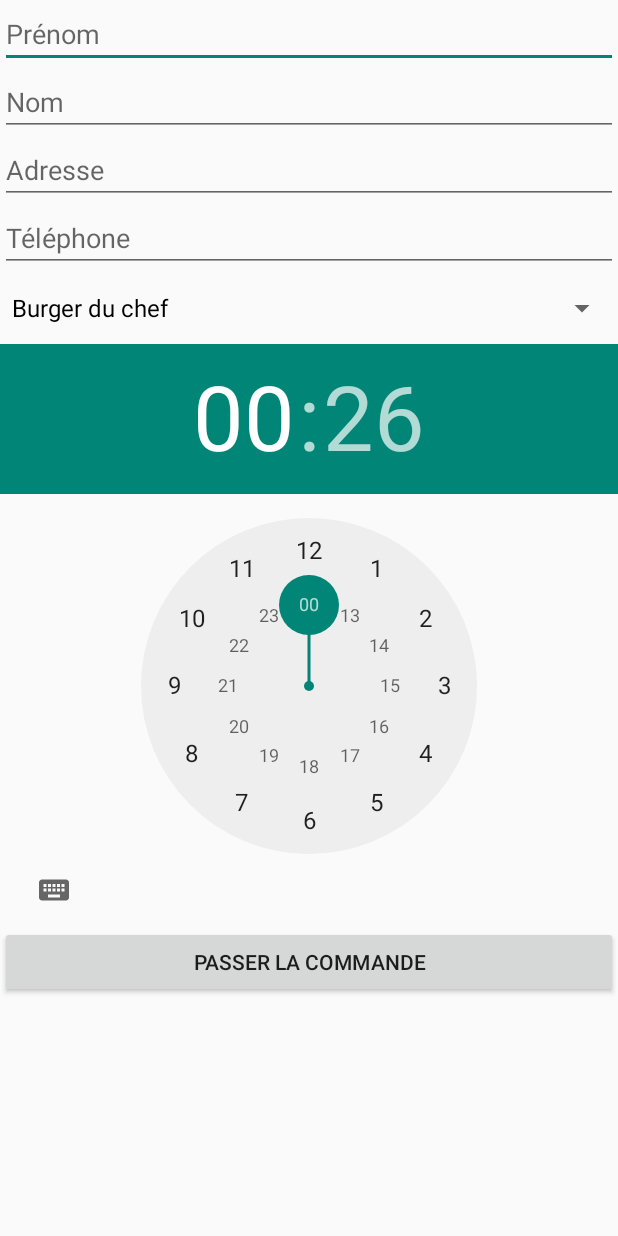
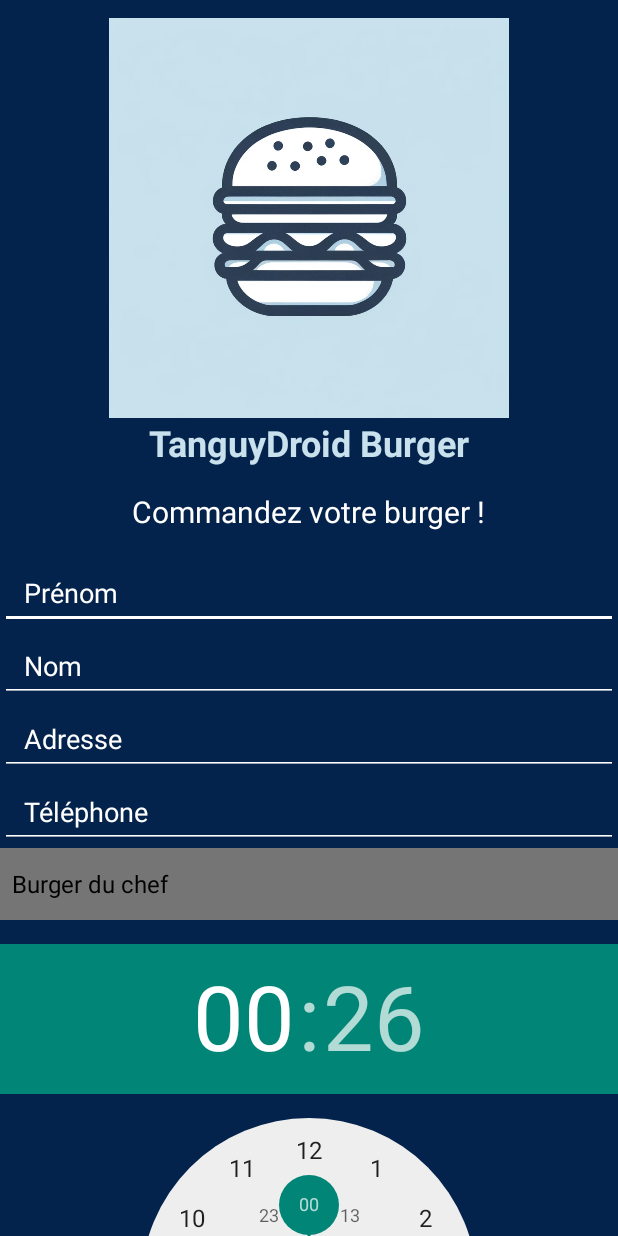
Before and after one commit to tanguytasuko/TanguyBurger, an Android app built with Jetpack Compose: the screen it shows after launch (MainActivity), on a phone screen of 412 x 824 dp. Run offline under Robolectric (Android 15) with nearby library versions, the phone set to English and light mode, and no system bars.

Commit message:
part3 final

```diff
--- a/app/src/main/java/fr/isen/cailleaux/tanguydroidburger/MainActivity.kt
+++ b/app/src/main/java/fr/isen/cailleaux/tanguydroidburger/MainActivity.kt
@@ -1,12 +1,15 @@
 package fr.isen.cailleaux.tanguydroidburger
 
 import android.content.Intent
+import android.content.res.ColorStateList
+import android.graphics.Typeface
 import android.os.AsyncTask
 import android.os.Bundle
 import android.util.Log
 import android.view.Gravity
 import android.widget.*
 import androidx.appcompat.app.AppCompatActivity
+import android.graphics.Color
 import okhttp3.*
 import okhttp3.MediaType.Companion.toMediaTypeOrNull
 import okhttp3.RequestBody.Companion.toRequestBody
@@ -21,46 +24,133 @@ class MainActivity : AppCompatActivity() {
     private lateinit var editTextPhone: EditText
     private lateinit var spinnerBurgers: Spinner
     private lateinit var timePickerDelivery: TimePicker
+    private lateinit var ordersContainer: LinearLayout
 
     override fun onCreate(savedInstanceState: Bundle?) {
         super.onCreate(savedInstanceState)
 
-        // Configuration du ScrollView et du LinearLayout
-        val scrollView = ScrollView(this).apply {
+        val mainLayout = LinearLayout(this).apply {
+            orientation = LinearLayout.VERTICAL
+            gravity = Gravity.CENTER_HORIZONTAL
             layoutParams = LinearLayout.LayoutParams(
                 LinearLayout.LayoutParams.MATCH_PARENT,
                 LinearLayout.LayoutParams.MATCH_PARENT
             )
+            setBackgroundColor(resources.getColor(R.color.vlg))
         }
 
-        val layout = LinearLayout(this).apply {
-            orientation = LinearLayout.VERTICAL
-            gravity = Gravity.CENTER
+        val scrollView = ScrollView(this).apply {
             layoutParams = LinearLayout.LayoutParams(
                 LinearLayout.LayoutParams.MATCH_PARENT,
                 LinearLayout.LayoutParams.WRAP_CONTENT
             )
         }
 
-        // Initialisation des composants de l'interface utilisateur
-        editTextFirstName = EditText(this).apply { hint = "Prénom" }
-        editTextLastName = EditText(this).apply { hint = "Nom" }
-        editTextAddress = EditText(this).apply { hint = "Adresse" }
-        editTextPhone = EditText(this).apply { hint = "Téléphone"; inputType = android.text.InputType.TYPE_CLASS_PHONE }
+        ordersContainer = LinearLayout(this).apply {
+            orientation = LinearLayout.VERTICAL
+            layoutParams = LinearLayout.LayoutParams(
+                LinearLayout.LayoutParams.MATCH_PARENT,
+                LinearLayout.LayoutParams.WRAP_CONTENT
+            )
+        }
+
+        val logo = ImageView(this).apply {
+            layoutParams = LinearLayout.LayoutParams(
+                500,
+                400
+            ).apply {
+                topMargin = 12.dpToPx()
+                gravity = Gravity.CENTER_HORIZONTAL
+            }
+            scaleType = ImageView.ScaleType.FIT_CENTER
+            setImageResource(R.drawable.burger)
+        }
+
+        val restaurantName = TextView(this).apply {
+            text = "TanguyDroid Burger"
+            textSize = 24f
+            typeface = Typeface.DEFAULT_BOLD
+            setTextColor(resources.getColor(R.color.custom_cyan))
+            gravity = Gravity.CENTER
+        }
+
+        val commandtext = TextView(this).apply {
+            text = "Commandez votre burger !"
+            textSize = 20f
+            setTextColor(resources.getColor(R.color.white))
+            layoutParams = LinearLayout.LayoutParams(
+                LinearLayout.LayoutParams.WRAP_CONTENT,
+                LinearLayout.LayoutParams.WRAP_CONTENT
+            ).apply {
+                topMargin = 16.dpToPx()
+                bottomMargin = 16.dpToPx()
+                gravity = Gravity.CENTER_HORIZONTAL
+            }
+        }
+
+        editTextFirstName = EditText(this).apply {
+            hint = "Prénom"
+            setSingleLine()
+            setPadding(16.dpToPx(), 12.dpToPx(), 16.dpToPx(), 12.dpToPx())
+            setHintTextColor(resources.getColor(R.color.white))
+            setTextColor(resources.getColor(R.color.white))
+            backgroundTintList = ColorStateList.valueOf(Color.WHITE)
+        }
+
+        editTextLastName = EditText(this).apply {
+            hint = "Nom"
+            setSingleLine()
+            setPadding(16.dpToPx(), 12.dpToPx(), 16.dpToPx(), 12.dpToPx())
+            setHintTextColor(resources.getColor(R.color.white))
+            setTextColor(resources.getColor(R.color.white))
+            backgroundTintList = ColorStateList.valueOf(Color.WHITE)
+        }
+
+        editTextAddress = EditText(this).apply {
+            hint = "Adresse"
+            setSingleLine()
+            setPadding(16.dpToPx(), 12.dpToPx(), 16.dpToPx(), 12.dpToPx())
+            setHintTextColor(resources.getColor(R.color.white))
+            setTextColor(resources.getColor(R.color.white))
+            backgroundTintList = ColorStateList.valueOf(Color.WHITE)
+        }
+
+        editTextPhone = EditText(this).apply {
+            hint = "Téléphone"
+            inputType = android.text.InputType.TYPE_CLASS_PHONE
+            setSingleLine()
+            setPadding(16.dpToPx(), 12.dpToPx(), 16.dpToPx(), 12.dpToPx())
+            setHintTextColor(resources.getColor(R.color.white))
+            setTextColor(resources.getColor(R.color.white))
+            backgroundTintList = ColorStateList.valueOf(Color.WHITE)
+        }
+
         spinnerBurgers = Spinner(this).apply {
-            adapter = ArrayAdapter(this@MainActivity, android.R.layout.simple_spinner_dropdown_item,
-                arrayOf("Burger du chef", "Cheese Burger", "Burger Montagnard", "Burger Italien", "Burger Végétarien"))
+            adapter = ArrayAdapter(
+                this@MainActivity, android.R.layout.simple_spinner_dropdown_item,
+                arrayOf("Burger du chef", "Cheese Burger", "Burger Montagnard", "Burger Italien", "Burger Végétarien")
+            )
+            background = resources.getDrawable(androidx.appcompat.R.color.material_grey_600)
+            layoutParams = LinearLayout.LayoutParams(LinearLayout.LayoutParams.MATCH_PARENT, LinearLayout.LayoutParams.WRAP_CONTENT).apply {
+                bottomMargin = 16.dpToPx()
+            }
         }
-        timePickerDelivery = TimePicker(this).apply { setIs24HourView(true) }
 
-        // Bouton de soumission de commande
+        timePickerDelivery = TimePicker(this).apply {
+            setIs24HourView(true)
+        }
+
         val buttonSubmit = Button(this).apply {
             text = "Passer la commande"
             setOnClickListener { submitOrder() }
+            setBackgroundColor(resources.getColor(androidx.appcompat.R.color.material_blue_grey_800))
+            setTextColor(Color.WHITE)
         }
 
-        // Ajout des éléments à la vue
-        layout.apply {
+        ordersContainer.apply {
+            addView(logo)
+            addView(restaurantName)
+            addView(commandtext)
             addView(editTextFirstName)
             addView(editTextLastName)
             addView(editTextAddress)
@@ -70,8 +160,9 @@ class MainActivity : AppCompatActivity() {
             addView(buttonSubmit)
         }
 
-        scrollView.addView(layout)
-        setContentView(scrollView)
+        setContentView(mainLayout)
+        scrollView.addView(ordersContainer)
+        mainLayout.addView(scrollView)
     }
 
     private fun submitOrder() {
@@ -108,12 +199,10 @@ class MainActivity : AppCompatActivity() {
     }
 
     inner class NetworkTask : AsyncTask<String, Void, String>() {
-
         override fun doInBackground(vararg params: String): String? {
             val client = OkHttpClient()
             val mediaType = "application/json; charset=utf-8".toMediaTypeOrNull()
             val requestBody = params[0].toRequestBody(mediaType)
-
             val request = Request.Builder()
                 .url("http://test.api.catering.bluecodegames.com/user/order")
                 .post(requestBody)
@@ -134,4 +223,5 @@ class MainActivity : AppCompatActivity() {
             } ?: Toast.makeText(applicationContext, "Réponse nulle du serveur", Toast.LENGTH_LONG).show()
         }
     }
+    private fun Int.dpToPx(): Int = (this * resources.displayMetrics.density).toInt()
 }
```
